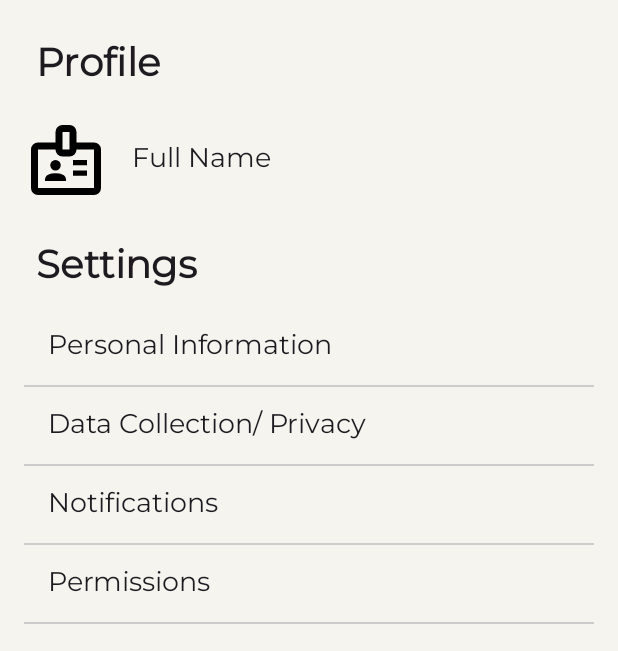
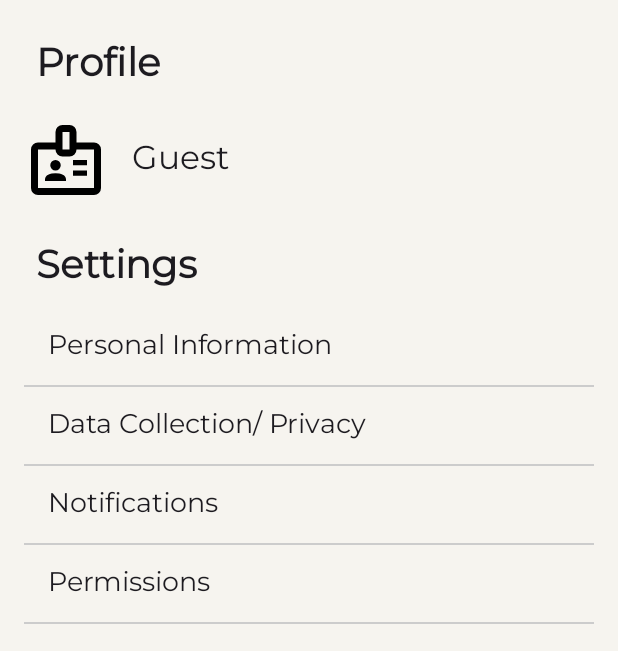
Before and after one commit to avrilalphonse/driving-buddy, an Android app: the GoalsFragment screen opened through its navigation route, item 4 of the bottom bar chosen, on a phone screen of 412 x 824 dp, the part 96-747 px from its top. Run offline under Robolectric (Android 15) with nearby library versions, the phone set to English and light mode, and no system bars; our stand-ins replace navigation-ui; network calls fail; 1 statement that could not run was skipped.

Commit message:
Added User's Name to all Page Titles
# Conflicts:
#	app/src/main/java/com/drivingbuddy/ui/goals/GoalsFragment.java
#	app/src/main/java/com/drivingbuddy/ui/home/HomeFragment.java

```diff
--- a/app/src/main/java/com/drivingbuddy/SettingsFragment.java
+++ b/app/src/main/java/com/drivingbuddy/SettingsFragment.java
@@ -3,10 +3,14 @@ package com.drivingbuddy;
 import android.os.Bundle;
 
 import androidx.fragment.app.Fragment;
+import androidx.lifecycle.ViewModelProvider;
 
 import android.view.LayoutInflater;
 import android.view.View;
 import android.view.ViewGroup;
+import android.widget.TextView;
+
+import com.drivingbuddy.ui.auth.AuthViewModel;
 
 /**
  * A simple {@link Fragment} subclass.
@@ -23,6 +27,8 @@ public class SettingsFragment extends Fragment {
     // TODO: Rename and change types of parameters
     private String mParam1;
     private String mParam2;
+
+    private AuthViewModel authViewModel;
 
     public SettingsFragment() {
         // Required empty public constructor
@@ -49,6 +55,7 @@ public class SettingsFragment extends Fragment {
     @Override
     public void onCreate(Bundle savedInstanceState) {
         super.onCreate(savedInstanceState);
+        authViewModel = new ViewModelProvider(this).get(AuthViewModel.class);
         if (getArguments() != null) {
             mParam1 = getArguments().getString(ARG_PARAM1);
             mParam2 = getArguments().getString(ARG_PARAM2);
@@ -59,6 +66,17 @@ public class SettingsFragment extends Fragment {
     public View onCreateView(LayoutInflater inflater, ViewGroup container,
                              Bundle savedInstanceState) {
         View view = inflater.inflate(R.layout.fragment_settings, container, false);
+        String userName = authViewModel.getUserName();
+
+        TextView profile_title = view.findViewById(R.id.profile_title);
+        TextView nameTextView = view.findViewById(R.id.profile_name);
+
+        if (userName != null && !userName.isEmpty()) {
+            profile_title.setText(userName + "'s Profile");
+            nameTextView.setText(userName);
+        } else {
+            nameTextView.setText("Guest");
+        }
 
         // when logout is clicked, log the user out and return to the login screen
         View logout_btn = view.findViewById(R.id.logout_btn);
--- a/app/src/main/java/com/drivingbuddy/ui/goals/GoalsFragment.java
+++ b/app/src/main/java/com/drivingbuddy/ui/goals/GoalsFragment.java
@@ -6,6 +6,7 @@ import android.view.View;
 import android.view.ViewGroup;
 import android.widget.AutoCompleteTextView;
 import android.widget.ArrayAdapter;
+import android.widget.TextView;
 import android.widget.Toast;
 import androidx.annotation.NonNull;
 import androidx.fragment.app.Fragment;
@@ -13,6 +14,9 @@ import androidx.lifecycle.ViewModelProvider;
 
 import com.drivingbuddy.R;
 import com.drivingbuddy.data.model.Goal;
+import com.drivingbuddy.ui.auth.AuthViewModel;
+import com.drivingbuddy.ui.goals.GoalViewModel;
+import com.drivingbuddy.ui.goals.GoalAdapter;
 
 import androidx.recyclerview.widget.LinearLayoutManager;
 import androidx.recyclerview.widget.RecyclerView;
@@ -23,6 +27,7 @@ import java.util.ArrayList;
 
 public class GoalsFragment extends Fragment {
 
+    private AuthViewModel authViewModel;
     private AutoCompleteTextView goalDropdown;
     private FrameLayout goalContainer;
     private RecyclerView goalRecyclerView;
@@ -39,9 +44,22 @@ public class GoalsFragment extends Fragment {
     );
 
     @Override
+    public void onCreate(Bundle savedInstanceState) {
+        super.onCreate(savedInstanceState);
+        authViewModel = new ViewModelProvider(this).get(AuthViewModel.class);
+    }
+
+    @Override
     public View onCreateView(@NonNull LayoutInflater inflater, ViewGroup container,
                              Bundle savedInstanceState) {
         View root = inflater.inflate(R.layout.fragment_goals, container, false);
+
+        String userName = authViewModel.getUserName();
+
+        TextView goals_title = root.findViewById(R.id.goals_title);
+        if (userName != null && !userName.isEmpty()) {
+            goals_title.setText(userName + "'s Goals");
+        }
 
         goalDropdown = root.findViewById(R.id.goal_dropdown);
         goalContainer = root.findViewById(R.id.goal_container);
--- a/app/src/main/res/layout/fragment_goals.xml
+++ b/app/src/main/res/layout/fragment_goals.xml
@@ -15,6 +15,7 @@
 
         <!-- Title -->
         <TextView
+            android:id="@+id/goals_title"
             android:layout_width="match_parent"
             android:layout_height="wrap_content"
             android:text="Goals"
--- a/app/src/main/res/layout/fragment_home.xml
+++ b/app/src/main/res/layout/fragment_home.xml
@@ -15,6 +15,7 @@
 
         <!-- Title -->
         <TextView
+            android:id="@+id/home_title"
             android:layout_width="match_parent"
             android:layout_height="wrap_content"
             android:text="@string/stats_title"
--- a/app/src/main/res/layout/fragment_insights.xml
+++ b/app/src/main/res/layout/fragment_insights.xml
@@ -14,6 +14,7 @@
 
         <!-- Title -->
         <TextView
+            android:id="@+id/insights_title"
             android:layout_width="match_parent"
             android:layout_height="wrap_content"
             android:text="@string/insights_title"
--- a/app/src/main/res/layout/fragment_settings.xml
+++ b/app/src/main/res/layout/fragment_settings.xml
@@ -15,6 +15,7 @@
 
         <!-- Profile Title -->
         <TextView
+            android:id="@+id/profile_title"
             android:layout_width="match_parent"
             android:layout_height="wrap_content"
             android:text="Profile"
@@ -49,13 +50,14 @@
                 android:layout_width="wrap_content"
                 android:layout_height="wrap_content"
                 android:text="Full Name"
-                android:textSize="18sp"
+                android:textSize="22sp"
                 android:textColor="?attr/colorOnBackground"
                 android:textStyle="normal" />
         </LinearLayout>
 
         <!-- Settings Title -->
         <TextView
+            android:id="@+id/setting_title"
             android:layout_width="match_parent"
             android:layout_height="wrap_content"
             android:text="Settings"
```
Also changed, not shown: app/src/main/java/com/drivingbuddy/InsightsFragment.java (+17 -0 lines), app/src/main/java/com/drivingbuddy/ui/home/HomeFragment.java (+16 -2 lines).
